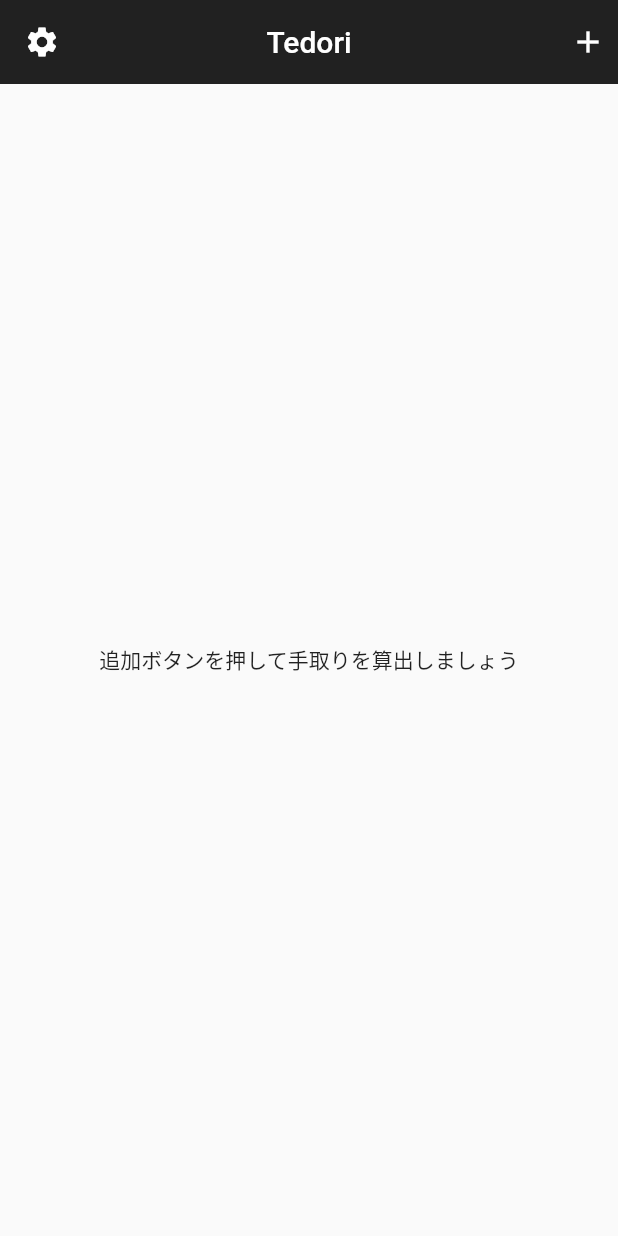
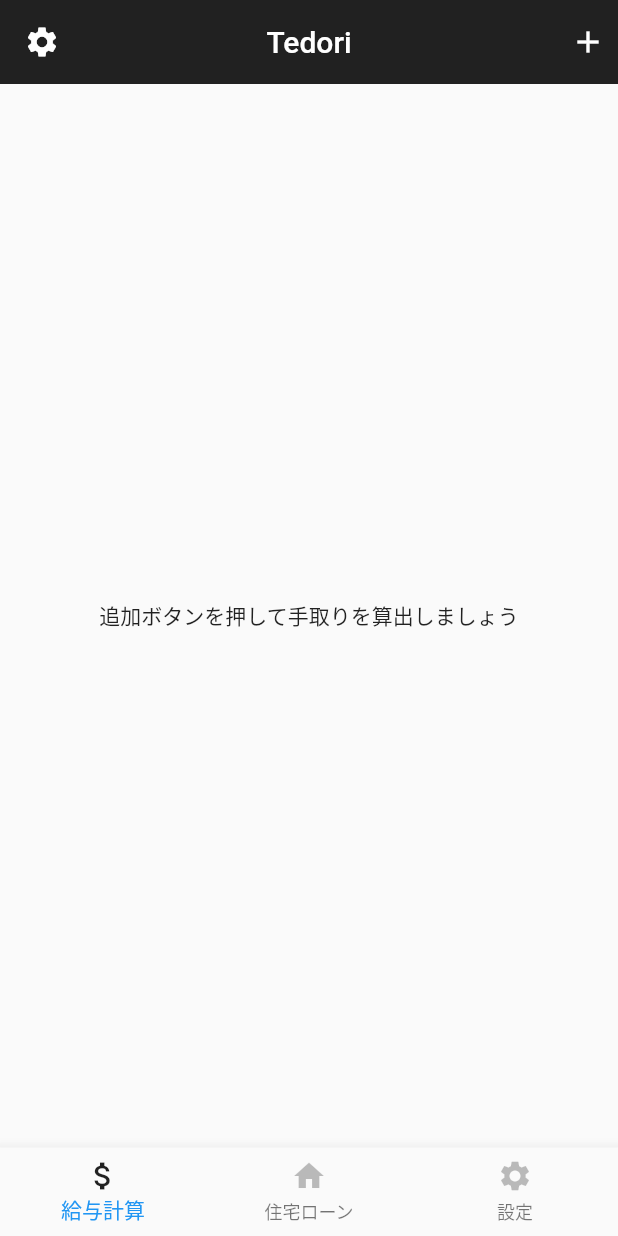
Before and after one commit to Shuangbing/tedori-helper, a Flutter app: the screen it shows after launch, on a phone screen of 412 x 824 dp. Run offline on Flutter 3.47's test engine with Material 2 defaults, Android fonts, the phone set to English and light mode, and no system bars.

```diff
--- a/lib/footer.dart
+++ b/lib/footer.dart
@@ -0,0 +1,72 @@
+import 'package:flutter/material.dart';
+
+class Footer extends StatefulWidget {
+  Footer({Key key}) : super(key: key);
+
+  @override
+  _Footer createState() => _Footer();
+}
+
+class _Footer extends State<Footer> {
+  int _selectedIndex = 0;
+  List<BottomNavigationBarItem> _bottomNavigationBarItems = [];
+
+  static const _footerIcons = [Icons.attach_money, Icons.home, Icons.settings];
+
+  static const _footerItemNames = ['給与計算', '住宅ローン', '設定'];
+
+  BottomNavigationBarItem updateActiveState(int index) {
+    return BottomNavigationBarItem(
+        icon: Icon(
+          _footerIcons[index],
+          color: Colors.black87,
+        ),
+        title: Text(
+          _footerItemNames[index],
+          style: TextStyle(
+            color: Colors.black87,
+          ),
+        ));
+  }
+
+  BottomNavigationBarItem updateDeactiveState(int index) {
+    return BottomNavigationBarItem(
+        icon: Icon(
+          _footerIcons[index],
+          color: Colors.black26,
+        ),
+        title: Text(
+          _footerItemNames[index],
+          style: TextStyle(
+            color: Colors.black26,
+          ),
+        ));
+  }
+
+  @override
+  void initState() {
+    _bottomNavigationBarItems.add(updateActiveState(0));
+    for (var i = 1; i < _footerItemNames.length; i++) {
+      _bottomNavigationBarItems.add(updateDeactiveState(i));
+    }
+  }
+
+  void _onItemTapped(int index) {
+    setState(() {
+      _bottomNavigationBarItems[_selectedIndex] =
+          updateDeactiveState(_selectedIndex);
+      _bottomNavigationBarItems[index] = updateActiveState(index);
+      _selectedIndex = index;
+    });
+  }
+
+  @override
+  Widget build(BuildContext context) {
+    return BottomNavigationBar(
+      type: BottomNavigationBarType.fixed,
+      items: _bottomNavigationBarItems,
+      currentIndex: _selectedIndex,
+      onTap: _onItemTapped,
+    );
+  }
+}
--- a/lib/main.dart
+++ b/lib/main.dart
@@ -14,6 +14,7 @@ class App extends StatelessWidget {
      home: Scaffold(
        appBar: Header(),
        body: Center(child: Text("追加ボタンを押して手取りを算出しましょう")),
+       bottomNavigationBar: Footer()
      ),
    );
  }
```
Also changed, not shown: 1 other file.
